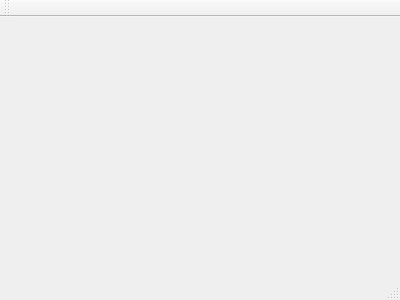
SEScreen/Client, file mainwindow.ui: the form before one commit.
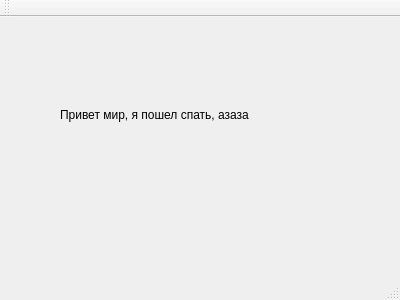
The form after the commit.

Commit message: Тест системы версий, а я пошел спать

```diff
--- a/mainwindow.ui
+++ b/mainwindow.ui
@@ -13,7 +13,21 @@
   <property name="windowTitle">
    <string>MainWindow</string>
   </property>
-  <widget class="QWidget" name="centralWidget"/>
+  <widget class="QWidget" name="centralWidget">
+   <widget class="QLabel" name="label">
+    <property name="geometry">
+     <rect>
+      <x>60</x>
+      <y>90</y>
+      <width>261</width>
+      <height>16</height>
+     </rect>
+    </property>
+    <property name="text">
+     <string>&lt;html&gt;&lt;head/&gt;&lt;body&gt;&lt;p&gt;Привет мир, я пошел спать, азаза&lt;/p&gt;&lt;/body&gt;&lt;/html&gt;</string>
+    </property>
+   </widget>
+  </widget>
   <widget class="QMenuBar" name="menuBar">
    <property name="geometry">
     <rect>
```
